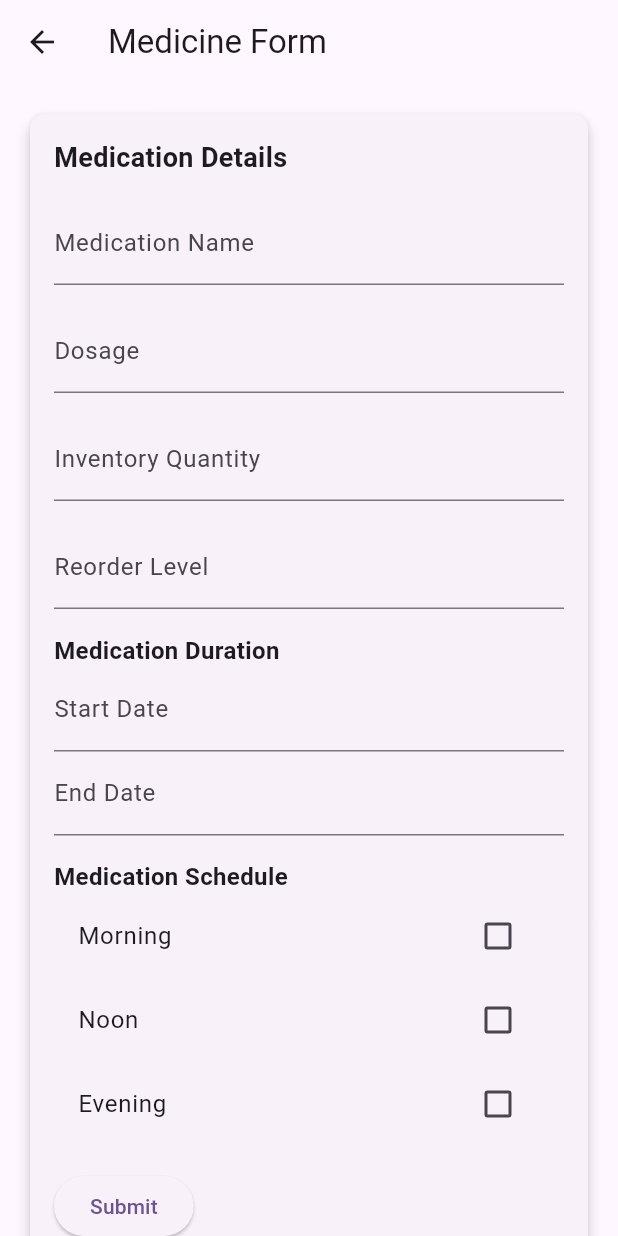
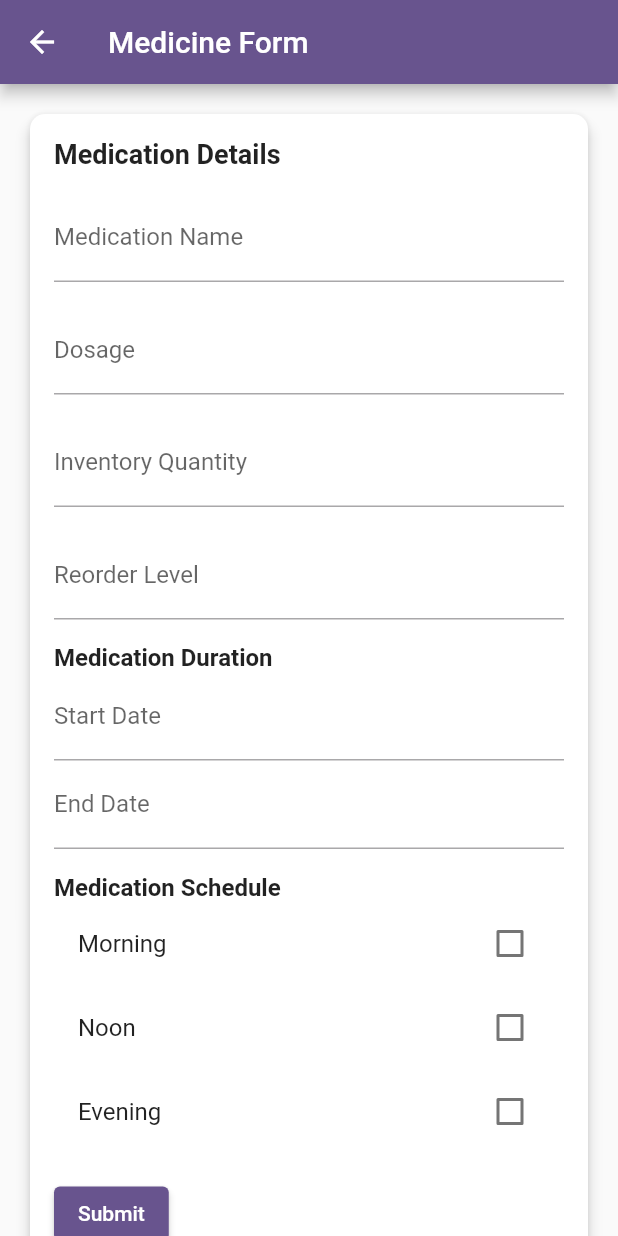
Before and after one commit to KJanhavi04/medipal_UI, a Flutter app: the screen it shows after launch, after a tap on the "add" icon, on a phone screen of 412 x 824 dp. Run offline on Flutter 3.47's test engine with Material 2 defaults, Android fonts, the phone set to English and light mode, and no system bars; drawn by our look-alikes of datetime_picker_formfield.

Commit message:
buildcard changes

```diff
--- a/lib/dashboard_screen.dart
+++ b/lib/dashboard_screen.dart
@@ -17,7 +17,7 @@ class _DashboardScreenState extends State<DashboardScreen> {
   void _navigateToMedicineForm(BuildContext context) {
     Navigator.push(
       context,
-      MaterialPageRoute(builder: (context) => MedicineForm()),
+      MaterialPageRoute(builder: (context) => const MedicineForm()),
     );
   }
 
@@ -77,7 +77,7 @@ class _DashboardScreenState extends State<DashboardScreen> {
         onPressed: () {
           _navigateToMedicineForm(context); // Call the navigation function
         },
-        backgroundColor: Color.fromARGB(255, 176, 219, 254),
+        backgroundColor: const Color.fromARGB(255, 71, 78, 84),
         child: const Icon(Icons.add), // Set the button background color
       ),
       floatingActionButtonLocation: FloatingActionButtonLocation.endFloat,
@@ -192,14 +192,36 @@ class _DashboardScreenState extends State<DashboardScreen> {
   }
 
   Widget _buildCard(int index) {
-    // Implement your individual card widget here
-    // You can customize the card based on the data
-    return Card(
-      margin: const EdgeInsets.all(8),
-      child: ListTile(
-        title: Text('Card $index'), // Customize card content
-        // Add other card content here
-      ),
-    );
-  }
+  final List<String> times = ['Morning', 'Noon', 'Evening', 'Night']; // Replace with your times
+  final String time = times[index % 4]; // Example: Cycle through times
+
+  return Card(
+    margin: const EdgeInsets.all(8),
+    child: Column(
+      crossAxisAlignment: CrossAxisAlignment.start,
+      children: [
+        Padding(
+          padding: const EdgeInsets.all(8.0),
+          child: Text(
+            time,
+            style: const TextStyle(
+              fontSize: 18.0,
+              fontWeight: FontWeight.bold,
+            ),
+          ),
+        ),
+        const Divider(height: 1, color: Colors.grey),
+        ListTile(
+          leading: const Icon(Icons.medical_services, size: 48.0, color: Colors.blue),
+          title: Text(
+            'Medicine Name $index', // Replace with actual medicine name
+            style: const TextStyle(fontSize: 18.0, fontWeight: FontWeight.bold),
+          ),
+          subtitle: Text('Quantity: $index'), // Replace with actual quantity
+        ),
+      ],
+    ),
+  );
 }
+
+}
--- a/lib/main.dart
+++ b/lib/main.dart
@@ -15,7 +15,7 @@ class MyApp extends StatelessWidget {
       title: 'Medipal',
       theme: ThemeData(
         colorScheme: ColorScheme.fromSeed(seedColor: Colors.deepPurple),
-        useMaterial3: true,
+        // useMaterial3: true,
       ),
       home: SplashScreen(), // Set SplashScreen as the initial route
     );
```
